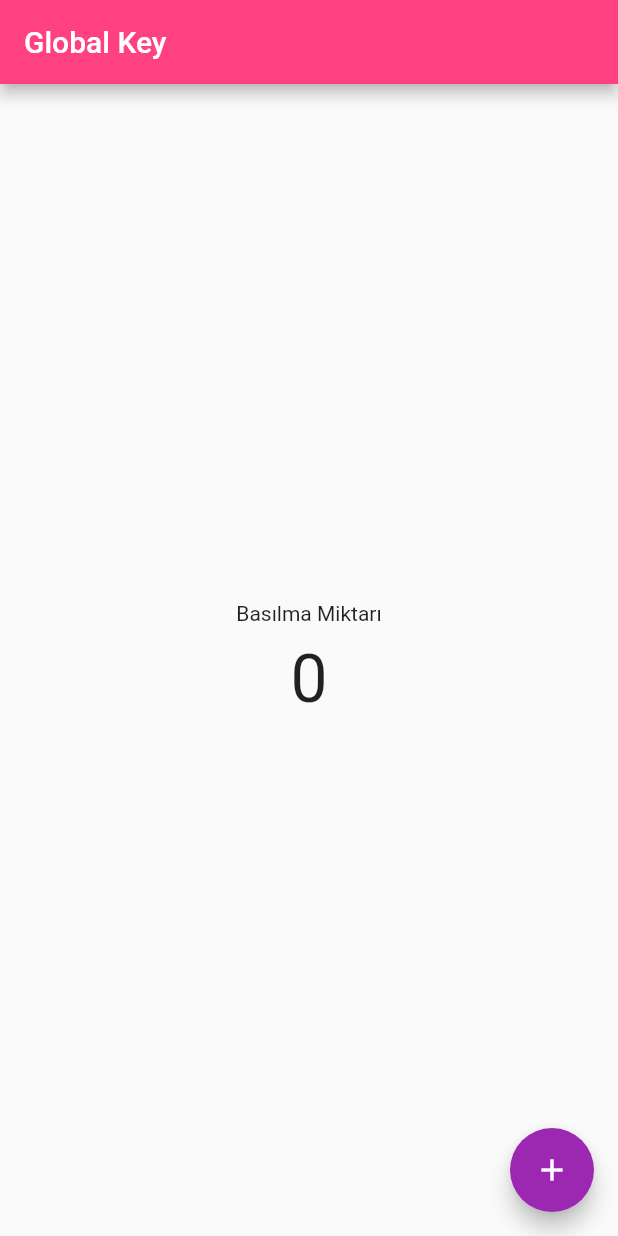
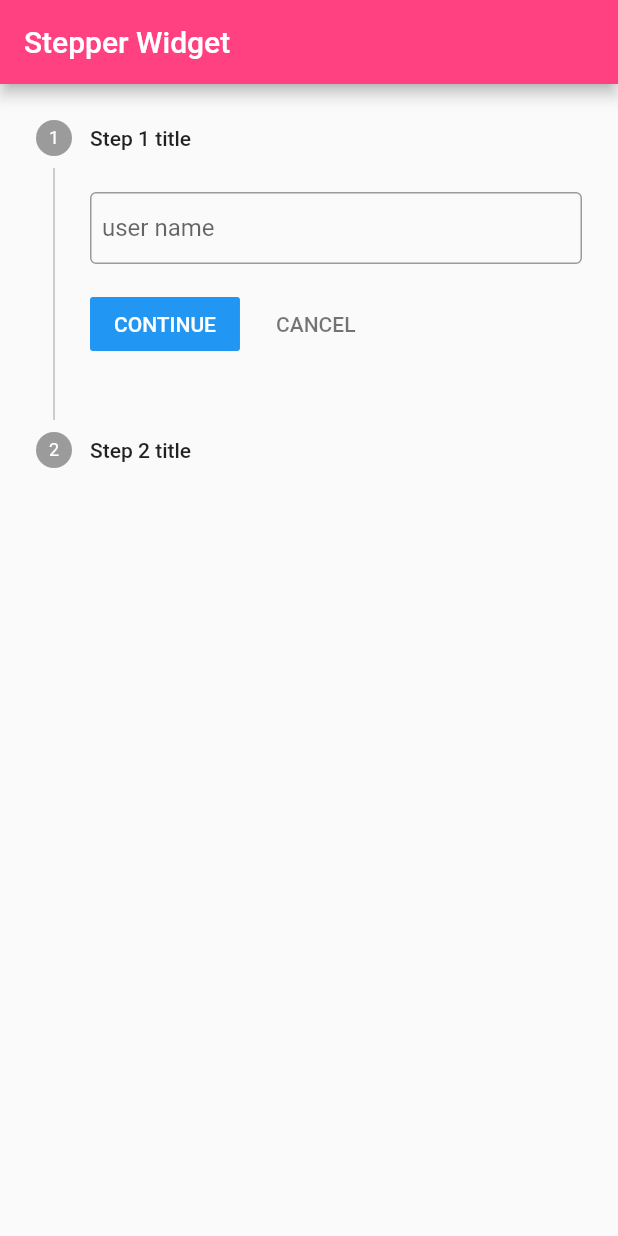
Before and after one commit to remzigunes21/flutter-udemy, a Flutter app: the screen it shows after launch, on a phone screen of 412 x 824 dp. Run offline on Flutter 3.47's test engine with Material 2 defaults, Android fonts, the phone set to English and light mode, and no system bars; our stand-ins replace email_validator.

Commit message:
stepper kullanımı

```diff
--- /dev/null
+++ b/lib/inputs/stepper.dart
@@ -0,0 +1,95 @@
+import 'package:flutter/material.dart';
+
+class StepperApp extends StatefulWidget {
+  @override
+  _StepperAppState createState() => _StepperAppState();
+}
+
+class _StepperAppState extends State<StepperApp> {
+  int _index = 0;
+  String username;
+  bool error = false;
+
+  final keyInput1 = GlobalKey<FormFieldState>();
+  @override
+  Widget build(BuildContext context) {
+    return Scaffold(
+        appBar: AppBar(
+          title: Text("Stepper Widget"),
+        ),
+        body: Stepper(
+          currentStep: _index,
+          onStepCancel: () {
+            if (_index > 0) {
+              setState(() {
+                _index--;
+              });
+            }
+          },
+          onStepContinue: () {
+            if (_index <= 0) {
+              setState(() {
+                _continueButtonControl();
+              });
+            }
+          },
+          onStepTapped: (int index) {
+            setState(() {
+              if (!error) {
+                _index = index;
+              }
+            });
+          },
+          steps: <Step>[
+            Step(
+              title: const Text('Step 1 title'),
+              content: Container(
+                alignment: Alignment.centerLeft,
+                child: TextFormField(
+                  key: keyInput1,
+                  onSaved: (newValue) {
+                    username = newValue;
+                  },
+                  validator: (value) {
+                    if (value.isEmpty) {
+                      return "Bu alan boş bırakılamaz";
+                    } else if (value.length < 4) {
+                      return "Lütfen en az 4 karakter giriniz.";
+                    } else {
+                      return null;
+                    }
+                  },
+                  decoration: InputDecoration(
+                    labelText: "user name",
+                    contentPadding: EdgeInsets.all(8),
+                    border: OutlineInputBorder(
+                      borderRadius: BorderRadius.all(Radius.circular(4)),
+                    ),
+                  ),
+                ),
+              ),
+            ),
+            const Step(
+              title: Text('Step 2 title'),
+              content: Text('Content for Step 2'),
+            ),
+          ],
+        ));
+  }
+
+  void _continueButtonControl() {
+    switch (_index) {
+      case 0:
+        if (keyInput1.currentState.validate()) {
+          keyInput1.currentState.save();
+          error = false;
+
+          _index = 1;
+        } else {
+          error = true;
+        }
+        break;
+      default:
+    }
+  }
+}
--- a/lib/main.dart
+++ b/lib/main.dart
@@ -1,13 +1,6 @@
 import 'package:flutter/cupertino.dart';
 import 'package:flutter/material.dart';
-import 'package:learn/HomeScreen.dart';
-import 'package:learn/inputs/glbal_key.dart';
-import 'package:learn/inputs/text_field.dart';
-import 'package:learn/inputs/text_form_field.dart';
-import 'package:learn/listeler/sliver_app_bar.dart';
-import 'package:learn/navigation/about.dart';
-import 'package:learn/navigation/detail.dart';
-import 'package:learn/navigation/home.dart';
+import 'package:learn/inputs/stepper.dart';
 
 void main() {
   runApp(MyApp());
@@ -20,7 +13,7 @@ class MyApp extends StatelessWidget {
       debugShowCheckedModeBanner: false,
       theme: ThemeData(
           primaryColor: Colors.pinkAccent, accentColor: Colors.purple),
-      home: GlobalKeyApp(),
+      home: StepperApp(),
       // routes: {
       //   //route map api
       //   "/": (context) => TextFieldApp(),
```
